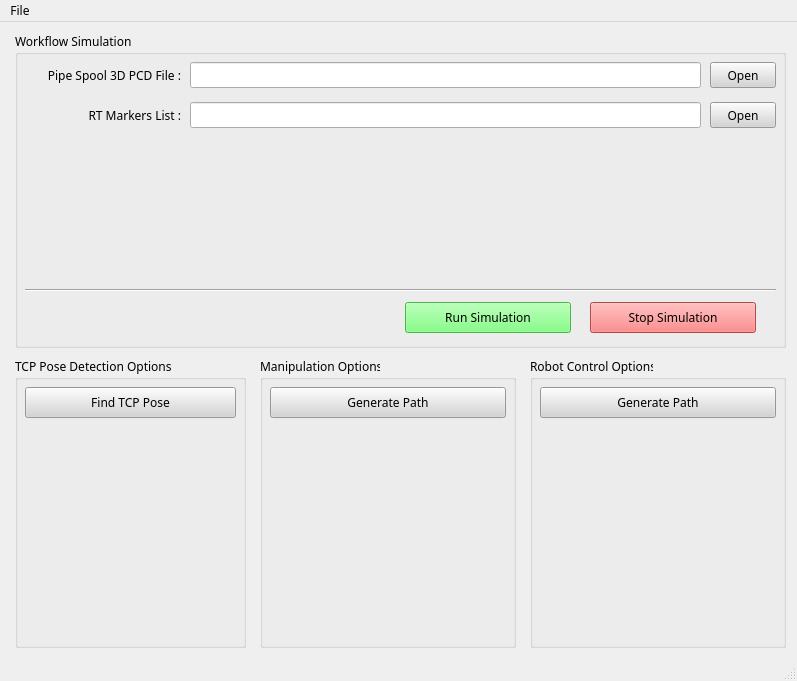
Old version of the form gui/monitor/main_window.ui in the repository yes89929/flame_robotics_drt---pdm.
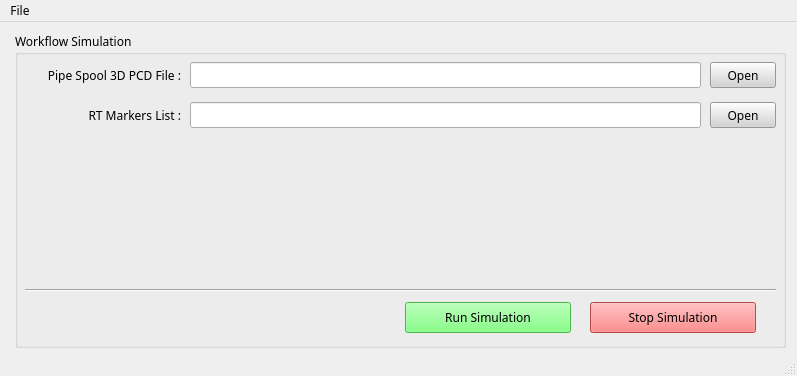
New version of the form. Icons and pictures are not drawn.

What changed in the file:
```diff
--- a/gui/monitor/main_window.ui
+++ b/gui/monitor/main_window.ui
@@ -8,7 +8,7 @@
     <x>0</x>
     <y>0</y>
     <width>797</width>
-    <height>681</height>
+    <height>376</height>
    </rect>
   </property>
   <property name="font">
@@ -30,111 +30,6 @@
    <string notr="true"/>
   </property>
   <widget class="QWidget" name="centralwidget">
-   <widget class="QGroupBox" name="groupBox_2">
-    <property name="geometry">
-     <rect>
-      <x>15</x>
-      <y>335</y>
-      <width>231</width>
-      <height>291</height>
-     </rect>
-    </property>
-    <property name="title">
-     <string>TCP Pose Detection Options</string>
-    </property>
-    <widget class="QPushButton" name="btn_find_tcp_pose">
-     <property name="geometry">
-      <rect>
-       <x>10</x>
-       <y>30</y>
-       <width>211</width>
-       <height>31</height>
-      </rect>
-     </property>
-     <property name="font">
-      <font>
-       <family>NanumSquare</family>
-      </font>
-     </property>
-     <property name="styleSheet">
-      <string notr="true">color: rgb(0,0,0);
-background-color: rgb(212, 212, 212);</string>
-     </property>
-     <property name="text">
-      <string>Find TCP Pose</string>
-     </property>
-    </widget>
-   </widget>
-   <widget class="QGroupBox" name="groupBox_3">
-    <property name="geometry">
-     <rect>
-      <x>260</x>
-      <y>335</y>
-      <width>256</width>
-      <height>291</height>
-     </rect>
-    </property>
-    <property name="title">
-     <string>Manipulation Options</string>
-    </property>
-    <widget class="QPushButton" name="btn_generate_path">
-     <property name="geometry">
-      <rect>
-       <x>10</x>
-       <y>30</y>
-       <width>236</width>
-       <height>31</height>
-      </rect>
-     </property>
-     <property name="font">
-      <font>
-       <family>NanumSquare</family>
-      </font>
-     </property>
-     <property name="styleSheet">
-      <string notr="true">color: rgb(0,0,0);
-background-color: rgb(212, 212, 212);</string>
-     </property>
-     <property name="text">
-      <string>Generate Path</string>
-     </property>
-    </widget>
-   </widget>
-   <widget class="QGroupBox" name="groupBox_5">
-    <property name="geometry">
-     <rect>
-      <x>530</x>
-      <y>335</y>
-      <width>256</width>
-      <height>291</height>
-     </rect>
-    </property>
-    <property name="title">
-     <string>Robot Control Options</string>
-    </property>
-    <widget class="QPushButton" name="btn_generate_path_2">
-     <property name="geometry">
-      <rect>
-       <x>10</x>
-       <y>30</y>
-       <width>236</width>
-       <height>31</height>
-      </rect>
-     </property>
-     <property name="font">
-      <font>
-       <family>NanumSquare</family>
-      </font>
-     </property>
-     <property name="styleSheet">
-      <string notr="true">color: rgb(0,0,0);
-background-color: rgb(212, 212, 212);</string>
-     </property>
-     <property name="text">
-      <string>Generate Path</string>
-     </property>
-    </widget>
-   </widget>
    <widget class="QGroupBox" name="groupBox_4">
     <property name="geometry">
      <rect>
```
Left out of the diff: 10 changed lines with no effect on the pictures.
